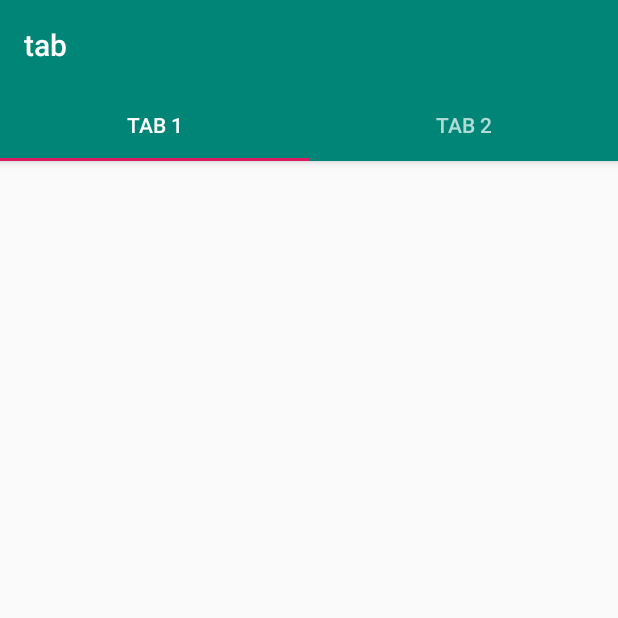
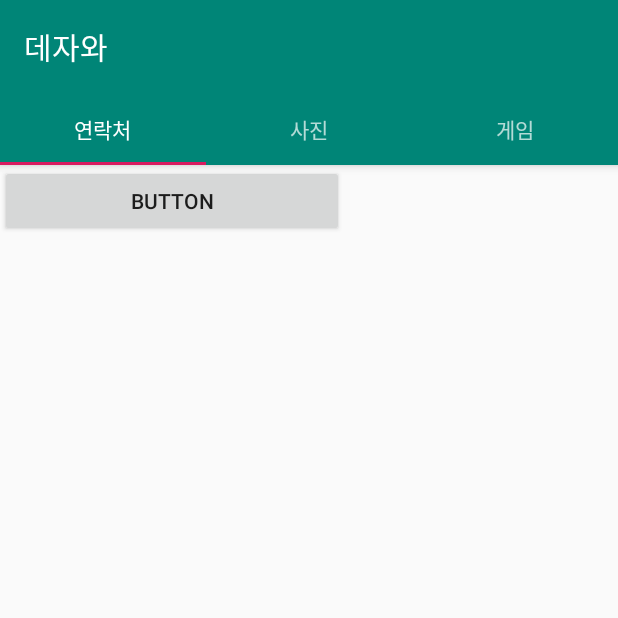
Before and after one commit to dymicboy/madcamp2019w_tejava, an Android app: the screen it shows after launch (MainActivity), on a phone screen of 412 x 824 dp, the top half of it. Run offline under Robolectric (Android 15) with nearby library versions, the phone set to English and light mode, and no system bars.

Commit message:
view pager ex

```diff
--- a/app/src/main/java/com/example/tab/MainActivity.java
+++ b/app/src/main/java/com/example/tab/MainActivity.java
@@ -12,6 +12,7 @@ import androidx.appcompat.app.AppCompatActivity;
 import android.view.Menu;
 import android.view.MenuItem;
 import android.view.View;
+import android.widget.TextView;
 
 import com.example.tab.ui.main.SectionsPagerAdapter;
 
@@ -22,8 +23,10 @@ public class MainActivity extends AppCompatActivity {
         super.onCreate(savedInstanceState);
         setContentView(R.layout.activity_main);
         SectionsPagerAdapter sectionsPagerAdapter = new SectionsPagerAdapter(this, getSupportFragmentManager());
+
         ViewPager viewPager = findViewById(R.id.view_pager);
         viewPager.setAdapter(sectionsPagerAdapter);
+
         TabLayout tabs = findViewById(R.id.tabs);
         tabs.setupWithViewPager(viewPager);
 
--- a/app/src/main/java/com/example/tab/ui/main/SectionsPagerAdapter.java
+++ b/app/src/main/java/com/example/tab/ui/main/SectionsPagerAdapter.java
@@ -17,7 +17,7 @@ import com.example.tab.R;
 public class SectionsPagerAdapter extends FragmentPagerAdapter {
 
     @StringRes
-    private static final int[] TAB_TITLES = new int[]{R.string.tab_text_1, R.string.tab_text_2};
+    private static final int[] TAB_TITLES = new int[]{R.string.tab_text_1, R.string.tab_text_2, R.string.tab_text_3};
     private final Context mContext;
 
     public SectionsPagerAdapter(Context context, FragmentManager fm) {
@@ -29,7 +29,19 @@ public class SectionsPagerAdapter extends FragmentPagerAdapter {
     public Fragment getItem(int position) {
         // getItem is called to instantiate the fragment for the given page.
         // Return a PlaceholderFragment (defined as a static inner class below).
-        return PlaceholderFragment.newInstance(position + 1);
+        if(position == 0){
+            return tab1.newInstance();
+        }
+        else if(position == 1){
+            return tab2.newInstance();
+        }
+        else if(position == 2){
+            return PlaceholderFragment.newInstance(3);
+        }
+        else {
+            return null;
+        }
+
     }
 
     @Nullable
@@ -41,6 +53,6 @@ public class SectionsPagerAdapter extends FragmentPagerAdapter {
     @Override
     public int getCount() {
         // Show 2 total pages.
-        return 2;
+        return 3;
     }
 }
--- /dev/null
+++ b/app/src/main/java/com/example/tab/ui/main/tab1.java
@@ -0,0 +1,25 @@
+package com.example.tab.ui.main;
+
+import android.os.Bundle;
+import android.view.LayoutInflater;
+import android.view.View;
+import android.view.ViewGroup;
+
+import androidx.fragment.app.Fragment;
+
+import com.example.tab.R;
+import com.example.tab.ui.main.PageViewModel;
+
+public class tab1 extends Fragment {
+
+    static tab1 newInstance() {
+        return new tab1();
+    }
+
+    @Override
+    public View onCreateView(LayoutInflater inflater, ViewGroup container,
+                             Bundle savedInstanceState) {
+
+        return inflater.inflate(R.layout.tab1_layout, container, false);
+    }
+}
--- /dev/null
+++ b/app/src/main/java/com/example/tab/ui/main/tab2.java
@@ -0,0 +1,24 @@
+package com.example.tab.ui.main;
+
+import android.os.Bundle;
+import android.view.LayoutInflater;
+import android.view.View;
+import android.view.ViewGroup;
+
+import androidx.fragment.app.Fragment;
+
+import com.example.tab.R;
+
+public class tab2 extends Fragment {
+
+    static tab2 newInstance() {
+        return new tab2();
+    }
+
+    @Override
+    public View onCreateView(LayoutInflater inflater, ViewGroup container,
+                             Bundle savedInstanceState) {
+
+        return inflater.inflate(R.layout.tab2_layout, container, false);
+    }
+}
--- a/app/src/main/res/layout/activity_main.xml
+++ b/app/src/main/res/layout/activity_main.xml
@@ -11,6 +11,7 @@
         android:layout_height="wrap_content"
         android:theme="@style/AppTheme.AppBarOverlay">
 
+        <!--  제일 위 제목  -->
         <TextView
             android:id="@+id/title"
             android:layout_width="wrap_content"
@@ -21,6 +22,7 @@
             android:text="@string/app_name"
             android:textAppearance="@style/TextAppearance.Widget.AppCompat.Toolbar.Title" />
 
+        <!--  탭들   -->
         <com.google.android.material.tabs.TabLayout
             android:id="@+id/tabs"
             android:layout_width="match_parent"
@@ -28,10 +30,12 @@
             android:background="?attr/colorPrimary" />
     </com.google.android.material.appbar.AppBarLayout>
 
+    <!--  아래 레이아웃 viewpager  -->
     <androidx.viewpager.widget.ViewPager
         android:id="@+id/view_pager"
         android:layout_width="match_parent"
         android:layout_height="match_parent"
-        app:layout_behavior="@string/appbar_scrolling_view_behavior" />
+        app:layout_behavior="@string/appbar_scrolling_view_behavior" >
+    </androidx.viewpager.widget.ViewPager>
 
 </androidx.coordinatorlayout.widget.CoordinatorLayout>
--- /dev/null
+++ b/app/src/main/res/layout/tab1_layout.xml
@@ -0,0 +1,11 @@
+<?xml version="1.0" encoding="utf-8"?>
+<LinearLayout xmlns:android="http://schemas.android.com/apk/res/android"
+    android:orientation="vertical" android:layout_width="match_parent"
+    android:layout_height="match_parent">
+
+    <Button
+        android:id="@+id/button"
+        android:layout_width="229dp"
+        android:layout_height="wrap_content"
+        android:text="Button" />
+</LinearLayout>
--- /dev/null
+++ b/app/src/main/res/layout/tab2_layout.xml
@@ -0,0 +1,11 @@
+<?xml version="1.0" encoding="utf-8"?>
+<LinearLayout xmlns:android="http://schemas.android.com/apk/res/android"
+    android:orientation="vertical" android:layout_width="match_parent"
+    android:layout_height="match_parent">
+
+    <TextView
+        android:id="@+id/textView"
+        android:layout_width="match_parent"
+        android:layout_height="wrap_content"
+        android:text="사진입니다" />
+</LinearLayout>
--- a/app/src/main/res/values/strings.xml
+++ b/app/src/main/res/values/strings.xml
@@ -1,5 +1,6 @@
 <resources>
-    <string name="app_name">tab</string>
-    <string name="tab_text_1">Tab 1</string>
-    <string name="tab_text_2">Tab 2</string>
+    <string name="app_name">데자와</string>
+    <string name="tab_text_1">연락처</string>
+    <string name="tab_text_2">사진</string>
+    <string name="tab_text_3">게임</string>
 </resources>
```
